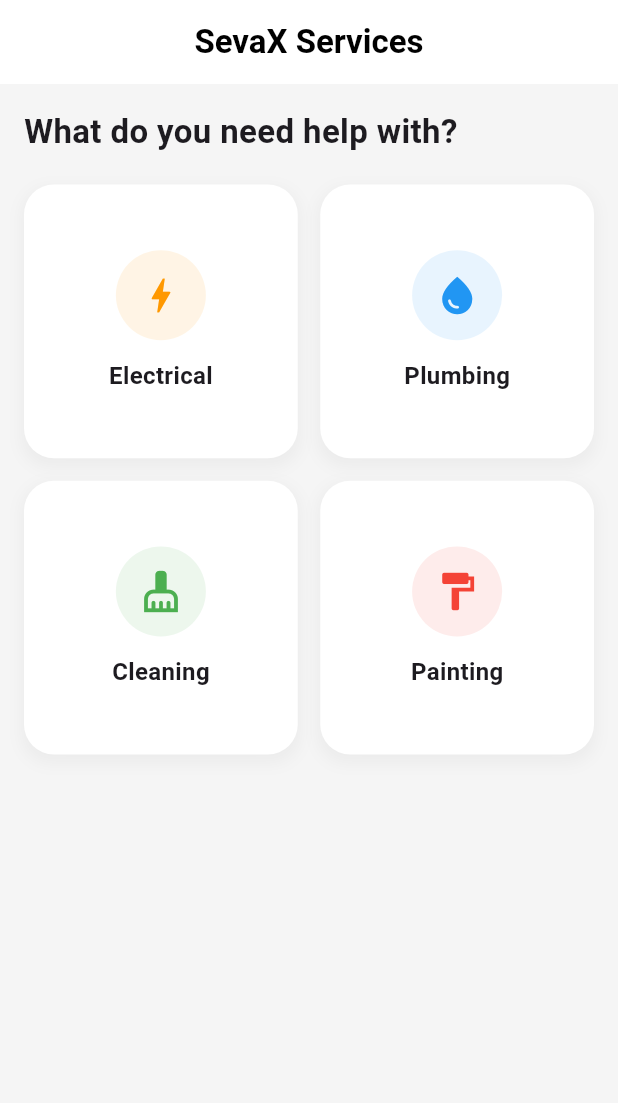
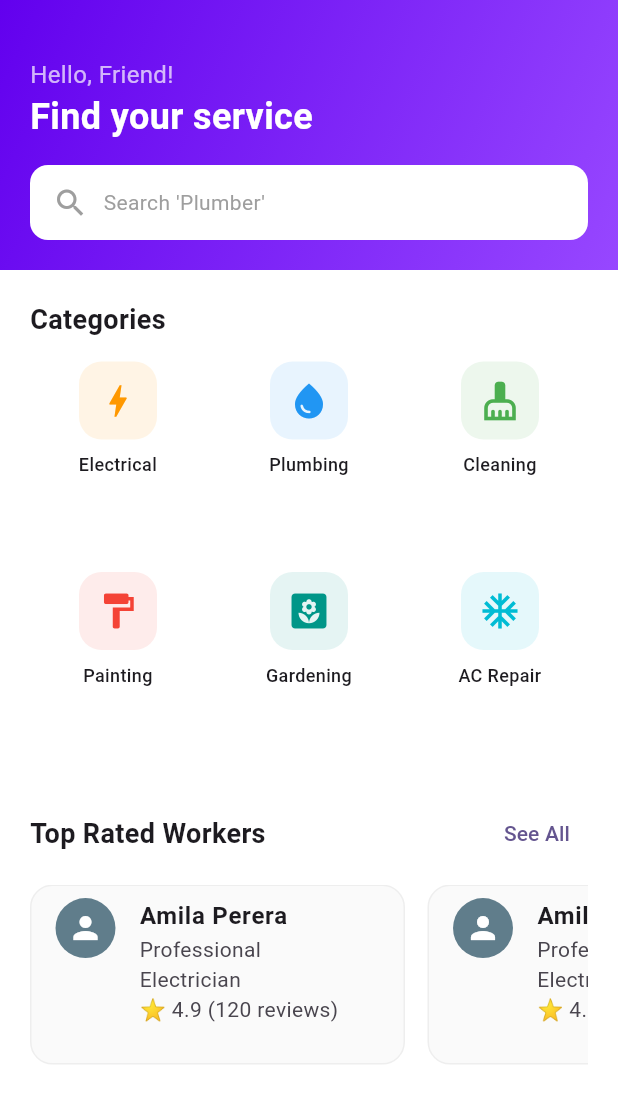
Before and after one commit to s22010180/sevax, a Flutter app: the screen it shows after launch, on a phone screen of 412 x 824 dp. Shown: the top 1103 px of the screen. Run offline on Flutter 3.47's test engine with Material 3 defaults, Android fonts, the phone set to English and light mode, and no system bars.

Commit message:
Added few changes to homescreen

```diff
--- a/lib/screens/home_screen.dart
+++ b/lib/screens/home_screen.dart
@@ -1,98 +1,178 @@
 import 'package:flutter/material.dart';
-import 'service_detail_screen.dart'; // We'll create this next
+import 'service_detail_screen.dart';
 
 class HomeScreen extends StatelessWidget {
   const HomeScreen({super.key});
 
-  // Mock data for our services
-  final List<Map<String, dynamic>> services = const [
+  final List<Map<String, dynamic>> categories = const [
     {'name': 'Electrical', 'icon': Icons.bolt, 'color': Colors.orange},
     {'name': 'Plumbing', 'icon': Icons.water_drop, 'color': Colors.blue},
     {'name': 'Cleaning', 'icon': Icons.cleaning_services, 'color': Colors.green},
     {'name': 'Painting', 'icon': Icons.format_paint, 'color': Colors.red},
+    {'name': 'Gardening', 'icon': Icons.yard, 'color': Colors.teal},
+    {'name': 'AC Repair', 'icon': Icons.ac_unit, 'color': Colors.cyan},
   ];
 
   @override
   Widget build(BuildContext context) {
     return Scaffold(
-      backgroundColor: Colors.grey[100],
-      appBar: AppBar(
-        title: const Text('SevaX Services', style: TextStyle(fontWeight: FontWeight.bold)),
-        centerTitle: true,
-        elevation: 0,
       backgroundColor: Colors.white,
-        foregroundColor: Colors.black,
+      body: CustomScrollView(
+        slivers: [
+          // 1. Beautiful Header with Search
+          SliverAppBar(
+            expandedHeight: 180.0,
+            floating: false,
+            pinned: true,
+            flexibleSpace: FlexibleSpaceBar(
+              background: Container(
+                decoration: const BoxDecoration(
+                  gradient: LinearGradient(
+                    colors: [Color(0xFF6200EE), Color(0xFF9747FF)],
+                    begin: Alignment.topLeft,
+                    end: Alignment.bottomRight,
                   ),
-      body: Padding(
-        padding: const EdgeInsets.all(16.0),
+                ),
+                child: Padding(
+                  padding: const EdgeInsets.symmetric(horizontal: 20.0),
                   child: Column(
+                    mainAxisAlignment: MainAxisAlignment.end,
                     crossAxisAlignment: CrossAxisAlignment.start,
                     children: [
                       const Text(
-              "What do you need help with?",
-              style: TextStyle(fontSize: 22, fontWeight: FontWeight.bold),
+                        "Hello, Friend!",
+                        style: TextStyle(color: Colors.white70, fontSize: 16),
                       ),
-            const SizedBox(height: 20),
-            Expanded(
-              child: GridView.builder(
-                gridDelegate: const SliverGridDelegateWithFixedCrossAxisCount(
-                  crossAxisCount: 2, // 2 items per row
-                  crossAxisSpacing: 15,
-                  mainAxisSpacing: 15,
+                      const Text(
+                        "Find your service",
+                        style: TextStyle(color: Colors.white, fontSize: 24, fontWeight: FontWeight.bold),
                       ),
-                itemCount: services.length,
-                itemBuilder: (context, index) {
-                  final service = services[index];
-                  return _buildServiceCard(context, service);
-                },
+                      const SizedBox(height: 15),
+                      // Search Bar
+                      Container(
+                        margin: const EdgeInsets.only(bottom: 20),
+                        padding: const EdgeInsets.symmetric(horizontal: 15),
+                        height: 50,
+                        decoration: BoxDecoration(
+                          color: Colors.white,
+                          borderRadius: BorderRadius.circular(12),
+                        ),
+                        child: const Row(
+                          children: [
+                            Icon(Icons.search, color: Colors.grey),
+                            SizedBox(width: 10),
+                            Text("Search 'Plumber'", style: TextStyle(color: Colors.grey)),
+                          ],
                         ),
                       ),
                     ],
                   ),
                 ),
-    );
-  }
+              ),
+            ),
+          ),
 
-  Widget _buildServiceCard(BuildContext context, Map<String, dynamic> service) {
-    return InkWell(
-      onTap: () {
-        // Navigation Logic
-        Navigator.push(
-          context,
-          MaterialPageRoute(
-            builder: (context) => ServiceDetailScreen(serviceName: service['name']),
+          // 2. Categories Section
+          SliverToBoxAdapter(
+            child: Padding(
+              padding: const EdgeInsets.all(20.0),
+              child: Column(
+                crossAxisAlignment: CrossAxisAlignment.start,
+                children: [
+                  const Text("Categories", style: TextStyle(fontSize: 18, fontWeight: FontWeight.bold)),
+                  const SizedBox(height: 15),
+                  GridView.builder(
+                    shrinkWrap: true,
+                    physics: const NeverScrollableScrollPhysics(),
+                    gridDelegate: const SliverGridDelegateWithFixedCrossAxisCount(
+                      crossAxisCount: 3, // Smaller cards (3 per row)
+                      mainAxisSpacing: 10,
+                      crossAxisSpacing: 10,
+                      childAspectRatio: 0.9,
                     ),
-        );
-      },
-      child: Container(
-        decoration: BoxDecoration(
-          color: Colors.white,
-          borderRadius: BorderRadius.circular(20),
-          boxShadow: [
-            BoxShadow(
-              color: Colors.grey.withOpacity(0.1),
-              spreadRadius: 2,
-              blurRadius: 8,
-              offset: const Offset(0, 4),
-            ),
-          ],
-        ),
-        child: Column(
-          mainAxisAlignment: MainAxisAlignment.center,
-          children: [
-            CircleAvatar(
-              radius: 30,
-              backgroundColor: service['color'].withOpacity(0.1),
-              child: Icon(service['icon'], color: service['color'], size: 30),
-            ),
-            const SizedBox(height: 12),
-            Text(
-              service['name'],
-              style: const TextStyle(fontWeight: FontWeight.bold, fontSize: 16),
+                    itemCount: categories.length,
+                    itemBuilder: (context, index) => _buildCategoryCard(context, categories[index]),
                   ),
                 ],
               ),
             ),
+          ),
+
+          // 3. Featured Section
+          SliverToBoxAdapter(
+            child: Padding(
+              padding: const EdgeInsets.symmetric(horizontal: 20.0),
+              child: Column(
+                crossAxisAlignment: CrossAxisAlignment.start,
+                children: [
+                  Row(
+                    mainAxisAlignment: MainAxisAlignment.spaceBetween,
+                    children: [
+                      const Text("Top Rated Workers", style: TextStyle(fontSize: 18, fontWeight: FontWeight.bold)),
+                      TextButton(onPressed: () {}, child: const Text("See All")),
+                    ],
+                  ),
+                  const SizedBox(height: 10),
+                  SizedBox(
+                    height: 120,
+                    child: ListView.builder(
+                      scrollDirection: Axis.horizontal,
+                      itemCount: 5,
+                      itemBuilder: (context, index) => _buildFeaturedWorker(),
+                    ),
+                  ),
+                  const SizedBox(height: 30),
+                ],
+              ),
+            ),
+          ),
+        ],
+      ),
+    );
+  }
+
+  Widget _buildCategoryCard(BuildContext context, Map<String, dynamic> category) {
+    return InkWell(
+      onTap: () => Navigator.push(
+        context,
+        MaterialPageRoute(builder: (context) => ServiceDetailScreen(serviceName: category['name'])),
+      ),
+      child: Column(
+        children: [
+          Container(
+            padding: const EdgeInsets.all(12),
+            decoration: BoxDecoration(
+              color: category['color'].withOpacity(0.1),
+              borderRadius: BorderRadius.circular(15),
+            ),
+            child: Icon(category['icon'], color: category['color'], size: 28), // Smaller icons
+          ),
+          const SizedBox(height: 8),
+          Text(
+            category['name'],
+            textAlign: TextAlign.center,
+            style: const TextStyle(fontSize: 12, fontWeight: FontWeight.w500),
+          ),
+        ],
+      ),
+    );
+  }
+
+  Widget _buildFeaturedWorker() {
+    return Container(
+      width: 250,
+      margin: const EdgeInsets.only(right: 15),
+      decoration: BoxDecoration(
+        color: Colors.grey[50],
+        borderRadius: BorderRadius.circular(15),
+        border: Border.all(color: Colors.grey[200]!),
+      ),
+      child: ListTile(
+        leading: const CircleAvatar(backgroundColor: Colors.blueGrey, child: Icon(Icons.person, color: Colors.white)),
+        title: const Text("Amila Perera", style: TextStyle(fontWeight: FontWeight.bold)),
+        subtitle: const Text("Professional Electrician\n⭐ 4.9 (120 reviews)"),
+        isThreeLine: true,
+      ),
     );
   }
 }
```
Also changed, not shown: 1 other file. Lines whose indentation alone changed are shown as unchanged.
